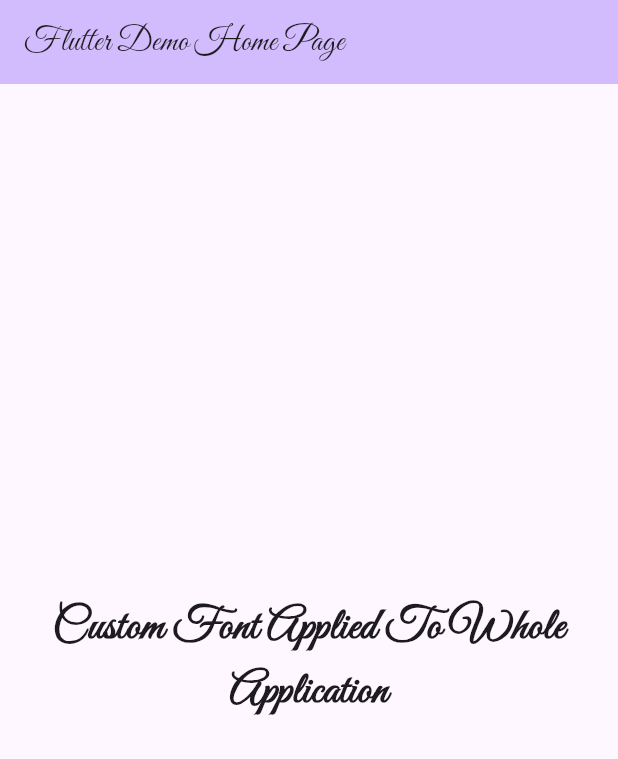
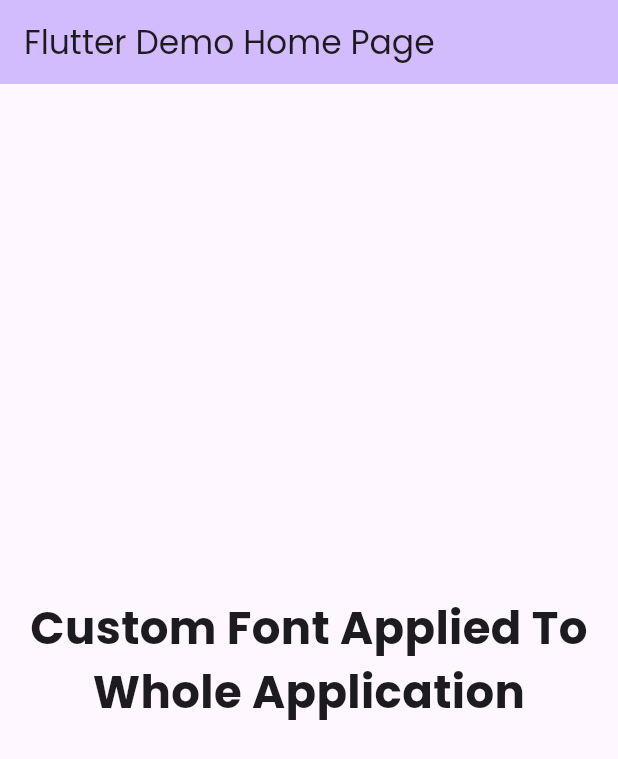
Before and after one commit to manojkulkarni30/flutter-custom-fonts-app, a Flutter app: the screen it shows after launch, on a phone screen of 412 x 824 dp. Shown: the top 759 px of the screen. Run offline on Flutter 3.47's test engine with Material 3 defaults, Android fonts, the phone set to English and light mode, and no system bars.

Commit message:
Update README and main.dart for clarity and font consistency

```diff
--- a/lib/main.dart
+++ b/lib/main.dart
@@ -12,7 +12,7 @@ class MyApp extends StatelessWidget {
     return MaterialApp(
       title: 'Flutter Demo',
       theme: ThemeData(
-        fontFamily: 'GreatVibes',
+        fontFamily: 'Poppins',
         colorScheme: ColorScheme.fromSeed(
           seedColor: Colors.deepPurple,
           brightness: Brightness.light,
```
Also changed, not shown: 1 other file.
